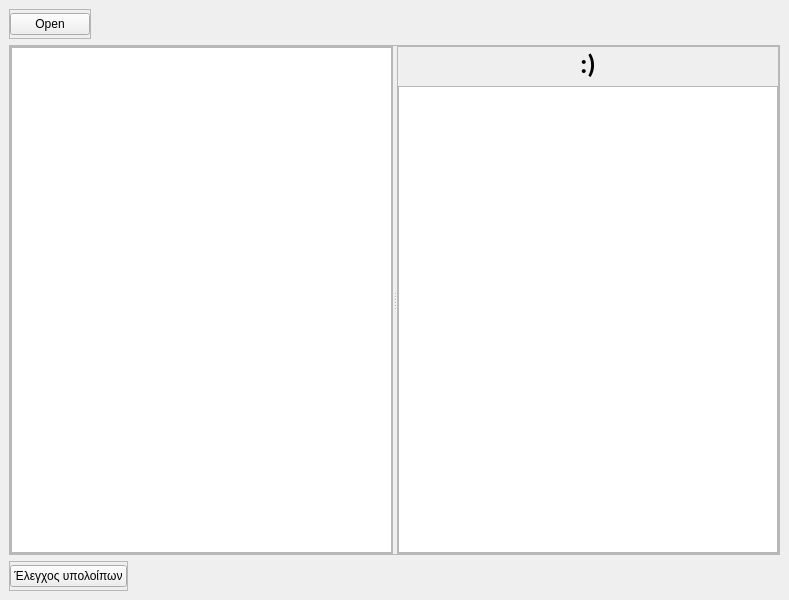
Old version of the form qlogistiki/main.ui in the repository tedlaz/qhomeacc.
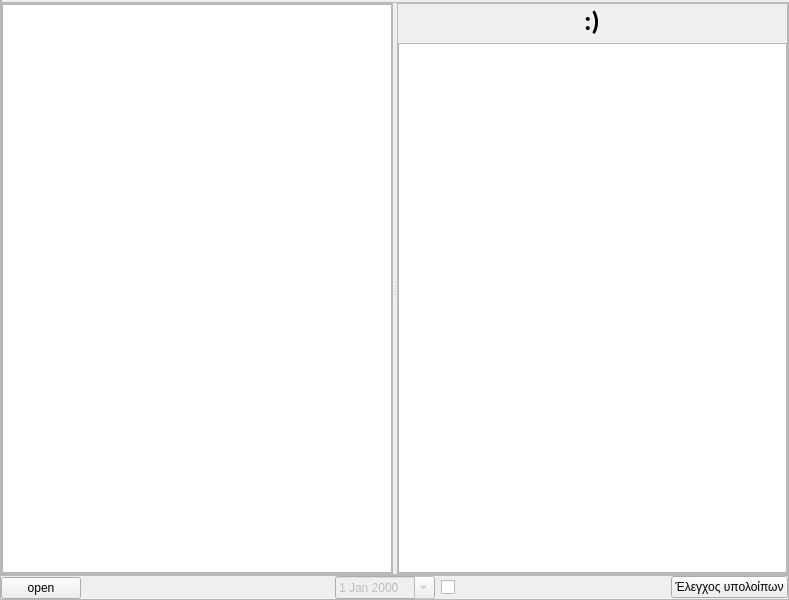
New version of the form.

Diff of the .ui file:
```diff
--- a/qlogistiki/main.ui
+++ b/qlogistiki/main.ui
@@ -15,6 +15,21 @@
   </property>
   <widget class="QWidget" name="centralwidget">
    <layout class="QVBoxLayout" name="verticalLayout_4">
+    <property name="spacing">
+     <number>0</number>
+    </property>
+    <property name="leftMargin">
+     <number>0</number>
+    </property>
+    <property name="topMargin">
+     <number>0</number>
+    </property>
+    <property name="rightMargin">
+     <number>0</number>
+    </property>
+    <property name="bottomMargin">
+     <number>0</number>
+    </property>
     <item alignment="Qt::AlignLeft">
      <widget class="QFrame" name="fr1_top">
       <property name="maximumSize">
@@ -45,24 +60,17 @@
        <property name="bottomMargin">
         <number>0</number>
        </property>
-       <item>
-        <widget class="QPushButton" name="btn_open">
-         <property name="maximumSize">
-          <size>
-           <width>200</width>
-           <height>16777215</height>
-          </size>
-         </property>
-         <property name="text">
-          <string>Open</string>
-         </property>
-        </widget>
-       </item>
       </layout>
      </widget>
     </item>
     <item>
      <widget class="QFrame" name="fr2_main">
+      <property name="sizePolicy">
+       <sizepolicy hsizetype="Preferred" vsizetype="Expanding">
+        <horstretch>0</horstretch>
+        <verstretch>0</verstretch>
+       </sizepolicy>
+      </property>
       <property name="frameShape">
        <enum>QFrame::StyledPanel</enum>
       </property>
@@ -238,7 +246,7 @@
       </layout>
      </widget>
     </item>
-    <item alignment="Qt::AlignLeft">
+    <item alignment="Qt::AlignBottom">
      <widget class="QFrame" name="fr3_bottom">
       <property name="maximumSize">
        <size>
@@ -268,7 +276,46 @@
        <property name="bottomMargin">
         <number>0</number>
        </property>
+       <item alignment="Qt::AlignLeft|Qt::AlignBottom">
+        <widget class="QPushButton" name="btn_open">
+         <property name="text">
+          <string>open</string>
+         </property>
+        </widget>
+       </item>
        <item>
+        <widget class="QDateEdit" name="date_filter">
+         <property name="enabled">
+          <bool>false</bool>
+         </property>
+         <property name="maximumSize">
+          <size>
+           <width>100</width>
+           <height>16777215</height>
+          </size>
+         </property>
+         <property name="calendarPopup">
+          <bool>true</bool>
+         </property>
+        </widget>
+       </item>
+       <item>
+        <widget class="QCheckBox" name="chk_filter_enable">
+         <property name="maximumSize">
+          <size>
+           <width>20</width>
+           <height>16777215</height>
+          </size>
+         </property>
+         <property name="layoutDirection">
+          <enum>Qt::RightToLeft</enum>
+         </property>
+         <property name="text">
+          <string/>
+         </property>
+        </widget>
+       </item>
+       <item alignment="Qt::AlignRight">
         <widget class="QPushButton" name="btn_check_rest">
          <property name="text">
           <string>Έλεγχος υπολοίπων</string>
```
